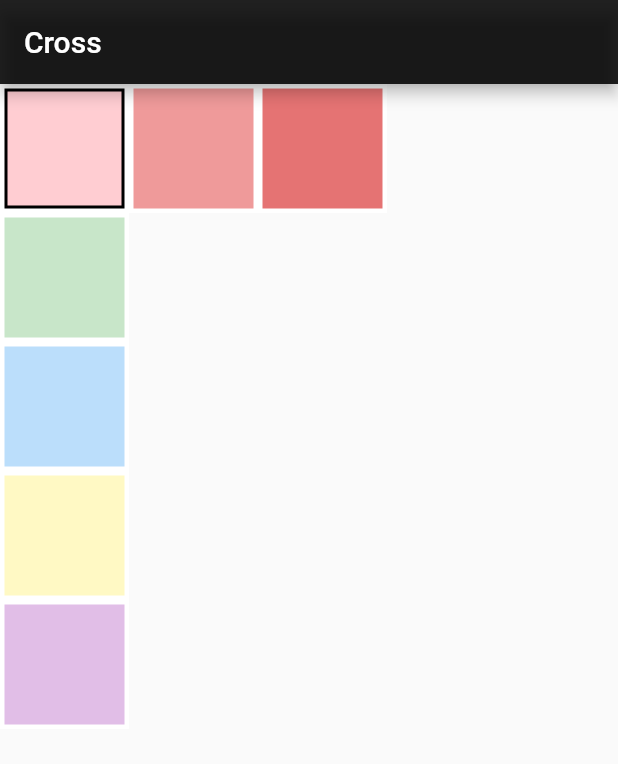
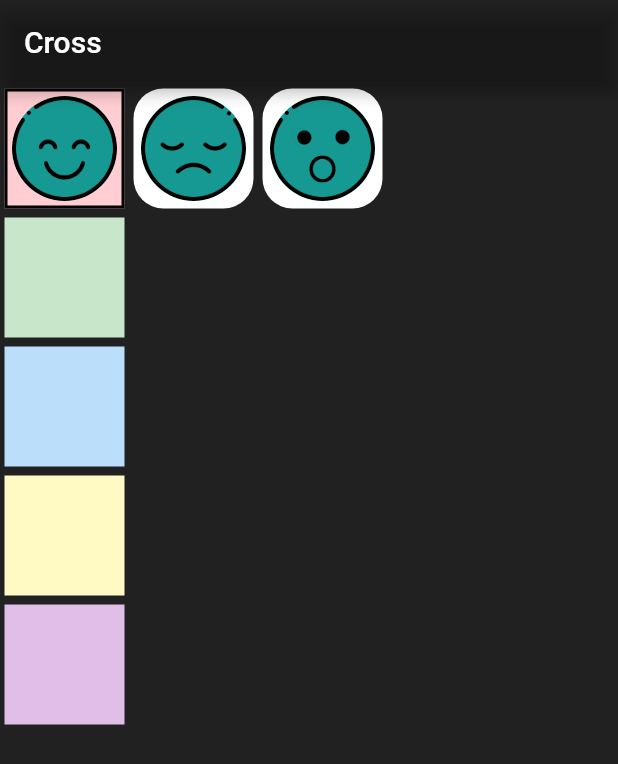
Before and after one commit to travisBremen/feedback-system, a Flutter app: the screen it shows after launch, on a phone screen of 412 x 824 dp. Shown: the top 764 px of the screen. Run offline on Flutter 3.47's test engine with Material 2 defaults, Android fonts, the phone set to English and light mode, and no system bars.

Commit message:
Set the circular image inside a rounded corner container

```diff
--- a/lib/cross.dart
+++ b/lib/cross.dart
@@ -8,6 +8,9 @@ class Cross extends StatefulWidget {
 }
 
 class _CrossState extends State<Cross> {
+  /// 图片路径
+  static const String imageDir = 'assets/';
+
   /// 元素大小
   static const double boxSize = 80.0;
   static const double space = 3.0;
@@ -36,6 +39,7 @@ class _CrossState extends State<Cross> {
         backgroundColor: Colors.black87,
       ),
       body: Container(
+        color: Colors.black87,
         constraints: BoxConstraints.expand(),
         child: Stack(
           alignment: Alignment.center,
@@ -92,11 +96,9 @@ class _CrossState extends State<Cross> {
   /// 每一个Draggable COLUMN 包在一个DragTarget里面
   Widget _buildColumnTarget(int index, int shade) {
     return DragTarget<double>(
-      builder: (
-        BuildContext context,
-        List<dynamic> accepted,
-        List<dynamic> rejected,
-      ) {
+      builder: (BuildContext context,
+          List<dynamic> accepted,
+          List<dynamic> rejected,) {
         // 不是当前正在显示的COLUMN的话，返回原列大小的Container
         if (index != _columnIndex) {
           return Container(
@@ -126,11 +128,9 @@ class _CrossState extends State<Cross> {
   /// 每一个Draggable ROW 包在一个DragTarget里面
   Widget _buildRowTarget(int index, MaterialColor color) {
     return DragTarget<int>(
-      builder: (
-        BuildContext context,
-        List<dynamic> accepted,
-        List<dynamic> rejected,
-      ) {
+      builder: (BuildContext context,
+          List<dynamic> accepted,
+          List<dynamic> rejected,) {
         // 不是当前正在显示的ROW的话，返回原行大小的Container
         if (index != _rowIndex) {
           return Container(
@@ -213,7 +213,7 @@ class _CrossState extends State<Cross> {
     }
     return Container(
       constraints: BoxConstraints(maxHeight: columnHeight),
-      color: Colors.white,
+      // color: const Color.fromRGBO(255, 255, 255, 0),
       child: Column(
         children: column,
       ),
@@ -224,17 +224,22 @@ class _CrossState extends State<Cross> {
   Widget _buildRow(MaterialColor color) {
     List<Widget> row = [];
     Widget widget;
-    Widget boxChild = Container();
 
     for (int i = 0; i < rowElement; i++) {
       // 非相交点 => 返回正常的box
       if (i != _columnIndex) {
         widget = Container(
+          decoration: BoxDecoration(
+            // color: color[(i + 1) * 100],
+            color: Colors.white,
+            borderRadius: BorderRadius.circular(20),
+          ),
           margin: EdgeInsets.all(space),
           width: boxSize,
           height: boxSize,
-          color: color[(i + 1) * 100],
-          // child: _buildText((i + 1).toString()),
+          // color: color[(i + 1) * 100],
+          // TODO: IMAGE
+          child: _buildImage(i + 1),
         );
       } else {
         // 相交点：通过column index判断 => 返回手势检测
@@ -243,24 +248,23 @@ class _CrossState extends State<Cross> {
             decoration: BoxDecoration(
               border: Border.all(color: Colors.black, width: 2),
               color: color[(i + 1) * 100],
+              // borderRadius: BorderRadiusGeometry
             ),
             margin: EdgeInsets.all(space),
             width: boxSize,
             height: boxSize,
-            child: boxChild,
+            child: _buildImage(i + 1),
           ),
           onTap: () {
             log('Box selected!');
-            setState(() {
-              boxChild = _buildText((i + 1).toString());
-            });
+            setState(() {});
           },
         );
       }
       row.add(widget);
     }
     return Container(
-      color: Colors.white,
+      // color: const Color.fromRGBO(255, 255, 255, 0),
       constraints: BoxConstraints(maxWidth: rowWidth),
       child: Row(
         children: row,
@@ -268,12 +272,16 @@ class _CrossState extends State<Cross> {
     );
   }
 
-  /// 文字的样式，后面可去掉
-  Widget _buildText(String text) {
+  Widget _buildImage(int index) {
     return Center(
-      child: Text(
-        text,
-        style: TextStyle(fontSize: 30),
+      child: ClipOval(
+        child: Image.asset(
+          imageDir + index.toString() + '.jpeg',
+          color: const Color.fromRGBO(23, 158, 151, 1.0),
+          colorBlendMode: BlendMode.modulate,
+          height: 70,
+          width: 70,
+        ),
       ),
     );
   }
--- a/pubspec.yaml
+++ b/pubspec.yaml
@@ -45,7 +45,8 @@ flutter:
   uses-material-design: true
 
   # To add assets to your application, add an assets section, like this:
-  # assets:
+  assets:
+    - assets/
   #   - images/a_dot_burr.jpeg
   #   - images/a_dot_ham.jpeg
 
```
Also changed, not shown: assets/1.jpeg (added), assets/2.jpeg (added), assets/3.jpeg (added), assets/4.jpeg (added), assets/5.jpeg (added).
